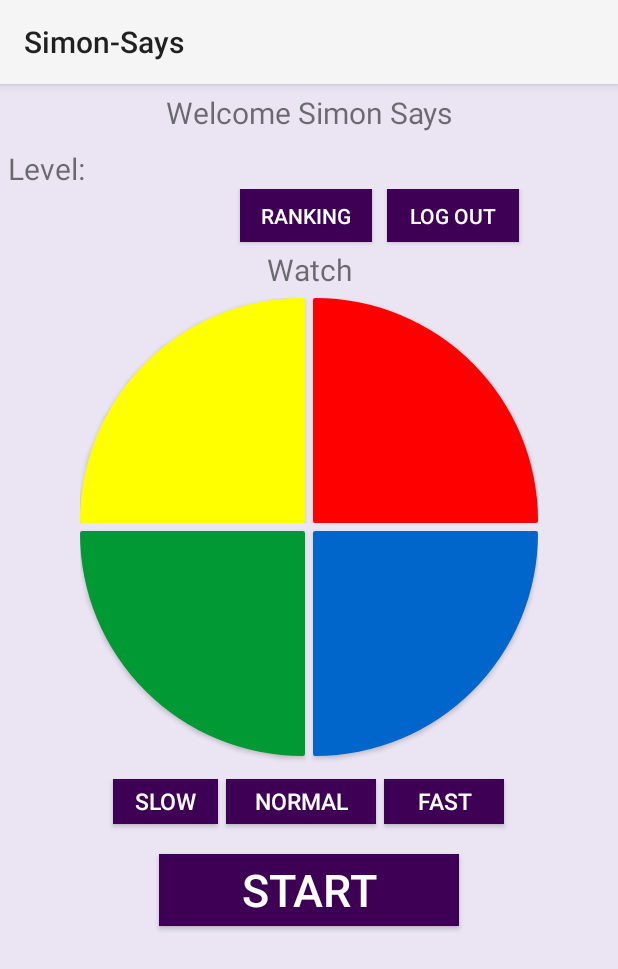
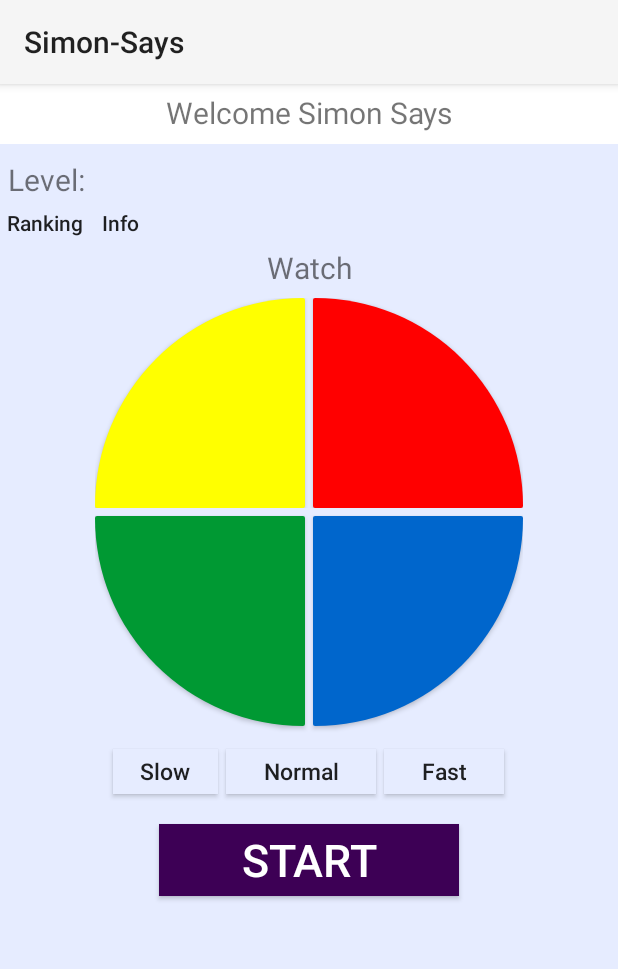
Before and after one commit to NativMaatuk/Simon-Says, an Android app: the screen it shows after launch once a user with an empty profile is signed in (MainActivity2), on a phone screen of 412 x 824 dp. Shown: the top 969 px of the screen. Run offline under Robolectric (Android 15) with nearby library versions, the light colour scheme and no system bars; our stand-ins replace Firebase (no records; nobody signed in at launch, a user with empty details on screens opened directly).

Commit message:
- fix bugs - add 4 sound red,blue,yellow,green - add info activity_main4 - add target link to GitHub - update style

```diff
--- a/app/src/main/AndroidManifest.xml
+++ b/app/src/main/AndroidManifest.xml
@@ -9,7 +9,8 @@
         android:roundIcon="@mipmap/ic_launcher_round"
         android:supportsRtl="true"
         android:theme="@style/Theme.SimonSays">
-        <activity android:name=".MainActivity3"></activity>
+        <activity android:name=".MainActivity4"></activity>
+        <activity android:name=".MainActivity3" />
         <activity android:name=".MainActivity2" />
         <activity android:name=".MainActivity">
             <intent-filter>
--- a/app/src/main/java/com/example/simon_says/MainActivity.java
+++ b/app/src/main/java/com/example/simon_says/MainActivity.java
@@ -24,7 +24,7 @@ public class MainActivity extends AppCompatActivity implements View.OnClickListe
     FirebaseDatabase database;
     DatabaseReference myRef;
     EditText password,email;
-    Button signIn,register;
+    androidx.appcompat.widget.AppCompatButton signIn,register;
     private FirebaseAuth mAuth;
     @Override
     protected void onCreate(Bundle savedInstanceState) {
--- a/app/src/main/java/com/example/simon_says/MainActivity2.java
+++ b/app/src/main/java/com/example/simon_says/MainActivity2.java
@@ -4,6 +4,7 @@ import android.content.Intent;
 import android.media.MediaPlayer;
 import android.os.Bundle;
 
+import androidx.annotation.ColorInt;
 import androidx.annotation.NonNull;
 import androidx.appcompat.app.AppCompatActivity;
 
@@ -33,7 +34,7 @@ public class MainActivity2 extends AppCompatActivity implements View.OnClickList
     DatabaseReference myRef;
     private int countTaps=0,lvl = 1,highScore=1,speed=800, flagSpeed=1;
     TextView topLabel, level, status;
-    androidx.appcompat.widget.AppCompatButton leftTop, rightTop, leftBottom, rightBottom, start, show_score, log_out, slow,normal,fast;
+    androidx.appcompat.widget.AppCompatButton leftTop, rightTop, leftBottom, rightBottom, start, show_score, info, slow,normal,fast;
     List<Integer> alerts = new ArrayList<>();
     List<Integer> taps = new ArrayList<>();
     Random random = new Random();
@@ -55,7 +56,7 @@ public class MainActivity2 extends AppCompatActivity implements View.OnClickList
         show_score = findViewById(R.id.high_score);
         level = findViewById(R.id.level);
         status = findViewById(R.id.status);
-        log_out = findViewById(R.id.log_out);
+        info = findViewById(R.id.info);
         slow = findViewById(R.id.slow);
         normal = findViewById(R.id.normal);
         fast = findViewById(R.id.fast);
@@ -66,7 +67,7 @@ public class MainActivity2 extends AppCompatActivity implements View.OnClickList
         leftTop.setOnClickListener(this);
         start.setOnClickListener(this);
         show_score.setOnClickListener(this);
-        log_out.setOnClickListener(this);
+        info.setOnClickListener(this);
         slow.setOnClickListener(this);
         normal.setOnClickListener(this);
         fast.setOnClickListener(this);
@@ -82,10 +83,10 @@ public class MainActivity2 extends AppCompatActivity implements View.OnClickList
         //myRef.child("nativma42@gmail")
 
         st =  MediaPlayer.create(this, R.raw.start);
-        red =  MediaPlayer.create(this, R.raw.start);
-        blue =  MediaPlayer.create(this, R.raw.start);
-        green =  MediaPlayer.create(this, R.raw.start);
-        yellow =  MediaPlayer.create(this, R.raw.start);
+        red =  MediaPlayer.create(this, R.raw.red);
+        blue =  MediaPlayer.create(this, R.raw.blue);
+        green =  MediaPlayer.create(this, R.raw.green);
+        yellow =  MediaPlayer.create(this, R.raw.yellow);
         lockButton();
     }
 
@@ -99,10 +100,8 @@ public class MainActivity2 extends AppCompatActivity implements View.OnClickList
             Intent intent = new Intent(MainActivity2.this,MainActivity3.class);
             startActivity(intent);
         }
-        if(log_out.equals(v)){
-             mAuth.signOut();
-             Toast.makeText(getApplicationContext(), "user log out", Toast.LENGTH_SHORT).show();
-             Intent intent = new Intent(MainActivity2.this,MainActivity.class);
+        if(info.equals(v)){
+             Intent intent = new Intent(MainActivity2.this,MainActivity4.class);
              startActivity(intent);
         }
         if (start.equals(v)) {
@@ -200,18 +199,25 @@ public class MainActivity2 extends AppCompatActivity implements View.OnClickList
     }
 
     public void startGame() {
+        normal.setClickable(false);
         this.start.setVisibility(View.INVISIBLE);
+        //1 = slow
         if(flagSpeed == 1){
-            normal.setVisibility(View.INVISIBLE);
+            slow.setVisibility(View.INVISIBLE);
             fast.setVisibility(View.INVISIBLE);
+            normal.setText("Slow");
         }
+        //2 = normal
         if(flagSpeed == 2){
             slow.setVisibility(View.INVISIBLE);
             fast.setVisibility(View.INVISIBLE);
+            normal.setText("Normal");
         }
+        //3 = fast
         if(flagSpeed == 3){
             slow.setVisibility(View.INVISIBLE);
-            normal.setVisibility(View.INVISIBLE);
+            fast.setVisibility(View.INVISIBLE);
+            normal.setText("Fast");
         }
         level.setText("Level: " + String.valueOf(lvl));
         addAlert();
@@ -230,6 +236,8 @@ public class MainActivity2 extends AppCompatActivity implements View.OnClickList
             }
         }
         else {
+            normal.setClickable(true);
+            lockButton();
             //TODO check if the score in the DB is Greater than current score
             myRef.child(cutEmail(mAuth.getCurrentUser().getEmail())).addListenerForSingleValueEvent(new ValueEventListener() {
                 @Override
@@ -256,6 +264,9 @@ public class MainActivity2 extends AppCompatActivity implements View.OnClickList
         clearAlert();
         clearTaps();
         status.setText("Watch");
+        slow.setText("Slow");
+        normal.setText("Normal");
+        fast.setText("Fast");
         slow.setVisibility(View.VISIBLE);
         normal.setVisibility(View.VISIBLE);
         fast.setVisibility(View.VISIBLE);
--- a/app/src/main/res/layout/activity_main2.xml
+++ b/app/src/main/res/layout/activity_main2.xml
@@ -4,10 +4,15 @@
     xmlns:tools="http://schemas.android.com/tools"
     android:layout_width="match_parent"
     android:layout_height="match_parent"
-    android:background="#1D673AB7"
+    android:background="#e6ecff"
     android:orientation="vertical"
     tools:context=".MainActivity2">
-
+    <LinearLayout
+        android:layout_width="match_parent"
+        android:layout_height="40dp"
+        android:orientation="vertical"
+        android:background="@color/white"
+        >
     <TextView
         android:id="@+id/topLabel"
         android:layout_width="300dp"
@@ -17,7 +22,7 @@
         android:gravity="center"
         android:text="Welcome Simon Says"
         android:textSize="20dp" />
-
+    </LinearLayout>
     <LinearLayout
         android:layout_width="wrap_content"
         android:layout_height="wrap_content"
@@ -37,32 +42,32 @@
 
     <LinearLayout
         android:layout_width="match_parent"
-        android:layout_height="40dp"
+        android:layout_height="30dp"
         android:orientation="horizontal">
 
         <androidx.appcompat.widget.AppCompatButton
             android:id="@+id/high_score"
-            android:layout_width="wrap_content"
-            android:layout_height="35dp"
-            android:layout_marginLeft="160dp"
-            android:background="#3d0055"
+            android:layout_width="60dp"
+            android:layout_height="30dp"
+            android:background="@null"
             android:text="Ranking"
-            android:textColor="@color/white" />
+            android:textAllCaps="false"
+         />
 
         <androidx.appcompat.widget.AppCompatButton
-            android:id="@+id/log_out"
-            android:layout_width="wrap_content"
-            android:layout_height="35dp"
-            android:layout_marginLeft="10dp"
-            android:background="#3d0055"
-            android:text="Log Out"
-            android:textColor="@color/white" />
+            android:id="@+id/info"
+            android:layout_width="40dp"
+            android:layout_height="30dp"
+            android:background="@null"
+            android:text="Info"
+            android:textAllCaps="false"
+            />
     </LinearLayout>
 
     <TextView
         android:id="@+id/status"
         android:layout_width="match_parent"
-        android:layout_height="wrap_content"
+        android:layout_height="30dp"
         android:layout_gravity="center"
         android:gravity="center"
         android:text=""
@@ -78,15 +83,15 @@
 
         <androidx.appcompat.widget.AppCompatButton
             android:id="@+id/leftTop"
-            android:layout_width="150dp"
-            android:layout_height="150dp"
+            android:layout_width="140dp"
+            android:layout_height="140dp"
             android:layout_marginRight="5dp"
             android:background="@drawable/rounded" />
 
         <androidx.appcompat.widget.AppCompatButton
             android:id="@+id/rightTop"
-            android:layout_width="150dp"
-            android:layout_height="150dp"
+            android:layout_width="140dp"
+            android:layout_height="140dp"
             android:background="@drawable/rrt"
 
             />
@@ -101,8 +106,8 @@
 
         <androidx.appcompat.widget.AppCompatButton
             android:id="@+id/leftBottom"
-            android:layout_width="150dp"
-            android:layout_height="150dp"
+            android:layout_width="140dp"
+            android:layout_height="140dp"
             android:layout_marginTop="5dp"
             android:layout_marginRight="5dp"
             android:layout_marginBottom="5dp"
@@ -110,8 +115,8 @@
 
         <androidx.appcompat.widget.AppCompatButton
             android:id="@+id/rightBottom"
-            android:layout_width="150dp"
-            android:layout_height="150dp"
+            android:layout_width="140dp"
+            android:layout_height="140dp"
             android:layout_marginTop="5dp"
             android:layout_marginBottom="5dp"
             android:background="@drawable/rrb" />
@@ -128,32 +133,32 @@
             android:layout_width="70dp"
             android:layout_height="30dp"
             android:layout_gravity="center"
-            android:background="#3d0055"
+            android:background="#e6ecff"
             android:gravity="center"
-            android:text="slow"
-            android:textColor="@color/white"
+            android:text="Slow"
+            android:textAllCaps="false"
             android:textSize="15dp" />
         <androidx.appcompat.widget.AppCompatButton
             android:id="@+id/normal"
             android:layout_width="100dp"
             android:layout_height="30dp"
             android:layout_gravity="center"
-            android:background="#3d0055"
+            android:background="#e6ecff"
             android:gravity="center"
-            android:text="normal"
-            android:textColor="@color/white"
+            android:text="Normal"
             android:layout_marginLeft="5dp"
+            android:textAllCaps="false"
             android:textSize="15dp" />
         <androidx.appcompat.widget.AppCompatButton
             android:id="@+id/fast"
             android:layout_width="80dp"
             android:layout_height="30dp"
             android:layout_gravity="center"
-            android:background="#3d0055"
+            android:background="#e6ecff"
             android:gravity="center"
-            android:text="fast"
-            android:textColor="@color/white"
+            android:text="Fast"
             android:layout_marginLeft="5dp"
+            android:textAllCaps="false"
             android:textSize="15dp" />
 
     </LinearLayout>
```
Also changed, not shown: app/src/main/java/com/example/simon_says/MainActivity3.java (+7 -7 lines), app/src/main/java/com/example/simon_says/MainActivity4.java (added, +53 -0 lines), app/src/main/res/layout/activity_main.xml (+38 -19 lines), app/src/main/res/layout/activity_main3.xml (+23 -17 lines), app/src/main/res/layout/activity_main4.xml (added, +66 -0 lines), 4 other files.
